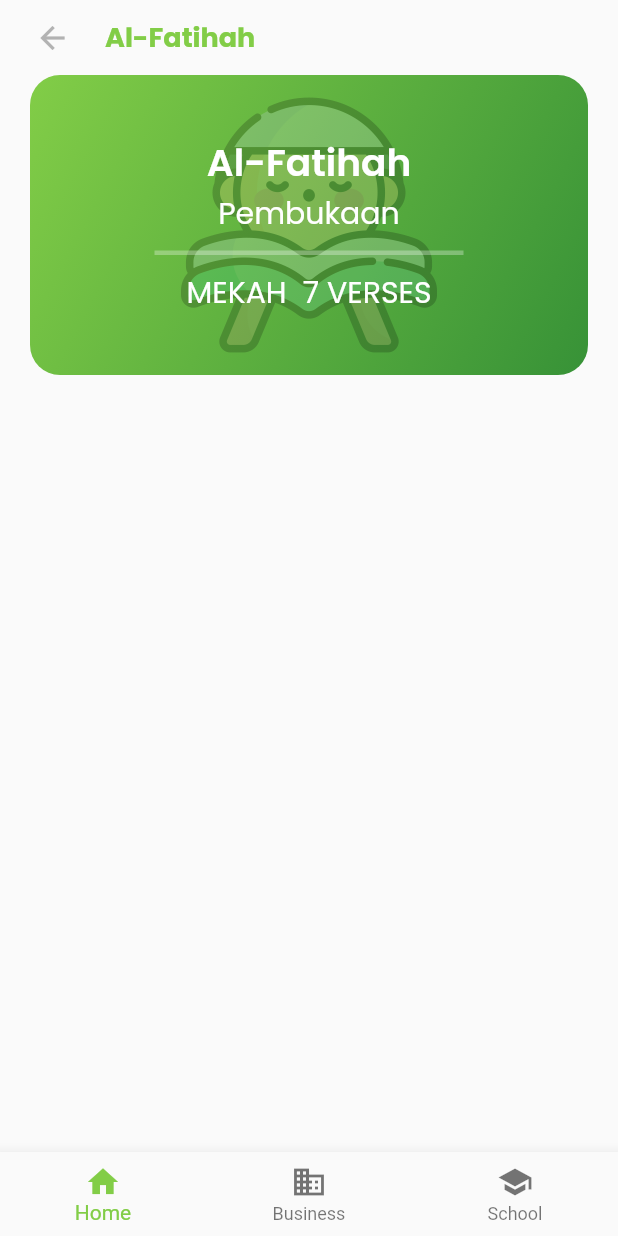
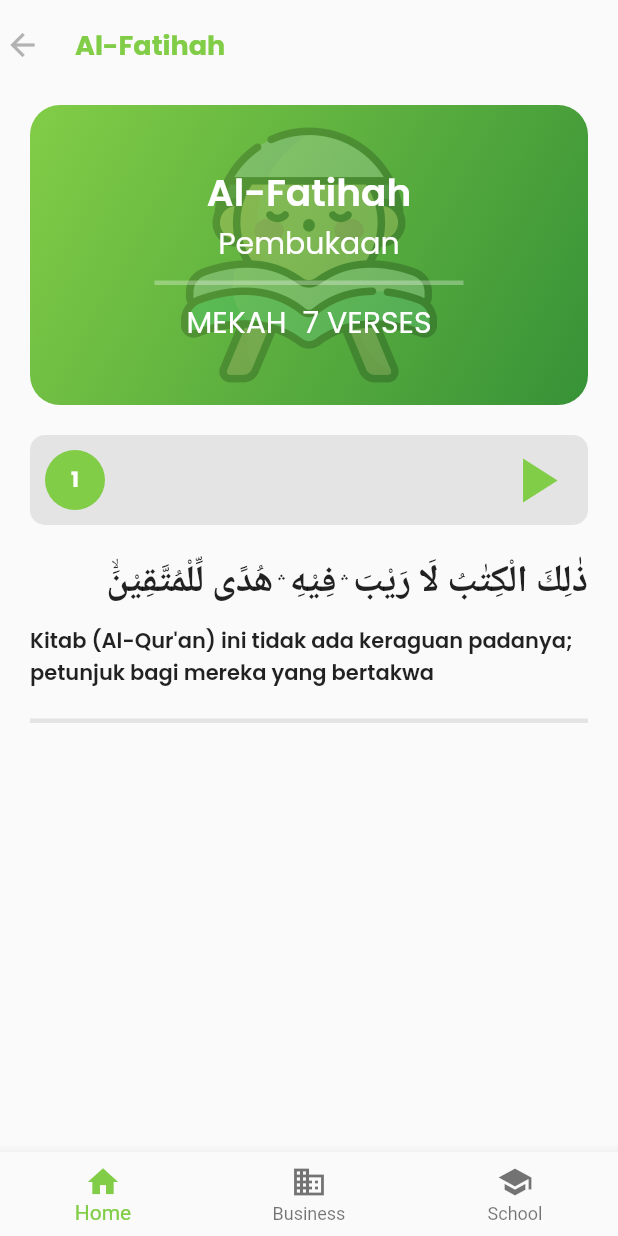
Before and after one commit to aristrisnawan/alquran-with-flutter-, a Flutter app: the screen it shows after launch, on a phone screen of 412 x 824 dp. Run offline on Flutter 3.47's test engine with Material 2 defaults, Android fonts, the light colour scheme and no system bars; our stand-ins replace card_loading, google_fonts.

Commit message:
add display surah

```diff
--- a/lib/pages/surah.dart
+++ b/lib/pages/surah.dart
@@ -1,4 +1,5 @@
 import 'package:alquran_aplication/pages/poster_surah.dart';
+import 'package:alquran_aplication/pages/surah_verses.dart';
 import 'package:alquran_aplication/theme/colorTheme.dart';
 import 'package:flutter/material.dart';
 import 'package:google_fonts/google_fonts.dart';
@@ -15,6 +16,34 @@ class _SurahPageState extends State<SurahPage> {
   @override
   Widget build(BuildContext context) {
     return SafeArea(
+      child: Column(
+        children: [
+          Row(
+            children: [
+              Container(
+                height: 60,
+                width: 30,
+                child: Icon(
+                  Icons.arrow_back,
+                  color: colorTheme().grayColor,
+                ),
+              ),
+              SizedBox(
+                width: 20,
+              ),
+              Center(
+                child: Text(
+                  "Al-Fatihah",
+                  style: GoogleFonts.poppins(
+                      fontSize: 18,
+                      fontWeight: FontWeight.bold,
+                      color: colorTheme().primaryColor),
+                ),
+              )
+            ],
+          ),
+          Container(
+            height: MediaQuery.of(context).size.height * 0.79,
             child: ListView(
               children: [
                 Padding(
@@ -24,34 +53,16 @@ class _SurahPageState extends State<SurahPage> {
                       SizedBox(
                         height: 10,
                       ),
-                //NOTE Header
-                Row(
-                  children: [
-                    Container(
-                      height: 30,
-                      width: 30,
-                      child: Icon(
-                        Icons.arrow_back,
-                        color: colorTheme().grayColor,
+                      //NOTE: Poster
+                      PosterSurah(),
+                      SizedBox(
+                        height: 20,
+                      ),
+                      //NOTE : Surah
+                      SurahVerses(),
+                    ],
                   ),
                 ),
-                    SizedBox(
-                      width: 20,
-                    ),
-                    Text(
-                      "Al-Fatihah",
-                      style: GoogleFonts.poppins(
-                          fontSize: 18,
-                          fontWeight: FontWeight.bold,
-                          color: colorTheme().primaryColor),
-                    )
-                  ],
-                ),
-                SizedBox(
-                  height: 10,
-                ),
-                //NOTE: Poster
-                PosterSurah()
               ],
             ),
           ),
--- /dev/null
+++ b/lib/pages/surah_verses.dart
@@ -0,0 +1,82 @@
+import 'package:flutter/material.dart';
+import 'package:google_fonts/google_fonts.dart';
+
+import '../theme/colorTheme.dart';
+
+class SurahVerses extends StatelessWidget {
+  const SurahVerses({super.key});
+
+  @override
+  Widget build(BuildContext context) {
+    return Column(
+      children: [
+        // Header verses
+        Container(
+          width: MediaQuery.of(context).size.width / 1,
+          height: 60,
+          decoration: BoxDecoration(
+              color: colorTheme().grayColor.withOpacity(0.3),
+              borderRadius: BorderRadius.circular(10)),
+          child: Padding(
+            padding: const EdgeInsets.symmetric(horizontal: 10),
+            child: Row(
+              mainAxisAlignment: MainAxisAlignment.spaceBetween,
+              children: [
+                Container(
+                  height: 40,
+                  width: 40,
+                  decoration: BoxDecoration(
+                      shape: BoxShape.circle, color: colorTheme().primaryColor),
+                  child: Center(
+                    child: Text(
+                      "1",
+                      style: GoogleFonts.poppins(
+                          color: Colors.white, fontWeight: FontWeight.bold),
+                    ),
+                  ),
+                ),
+                Icon(
+                  Icons.play_arrow,
+                  size: 50,
+                  color: colorTheme().primaryColor,
+                )
+              ],
+            ),
+          ),
+        ),
+        // Verses & mean
+        SizedBox(
+          height: 20,
+        ),
+        Align(
+          alignment: Alignment.centerRight,
+          child: Text(
+            "ذٰلِكَ الْكِتٰبُ لَا رَيْبَ ۛ فِيْهِ ۛ هُدًى لِّلْمُتَّقِيْنَۙ",
+            style:
+                GoogleFonts.poppins(fontSize: 25, fontWeight: FontWeight.bold),
+          ),
+        ),
+        SizedBox(
+          height: 10,
+        ),
+        Align(
+            alignment: Alignment.centerLeft,
+            child: Text(
+              "Kitab (Al-Qur'an) ini tidak ada keraguan padanya; petunjuk bagi mereka yang bertakwa",
+              style: GoogleFonts.poppins(fontWeight: FontWeight.w600),
+            )),
+        SizedBox(
+          height: 20,
+        ),
+        Container(
+          width: MediaQuery.of(context).size.width / 1,
+          height: 3,
+          color: colorTheme().grayColor.withOpacity(0.3),
+        ),
+        SizedBox(
+          height: 20,
+        ),
+      ],
+    );
+  }
+}
```
Lines whose indentation alone changed are shown as unchanged.
